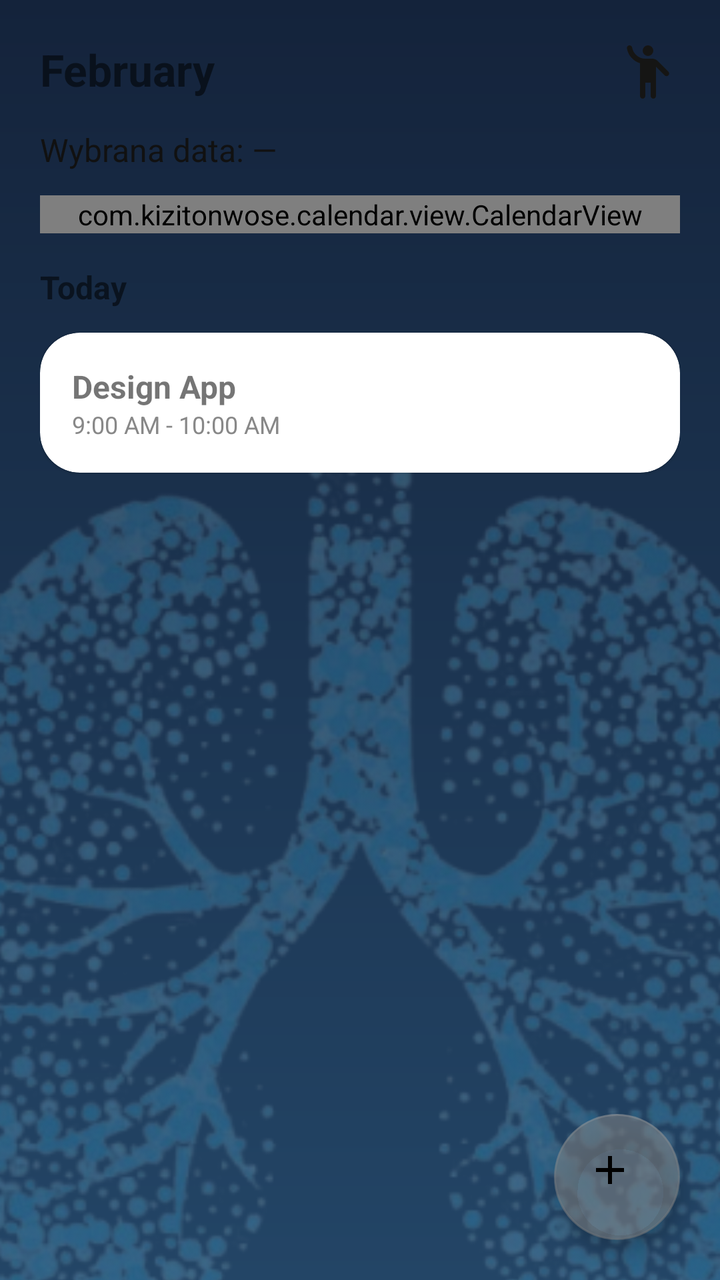
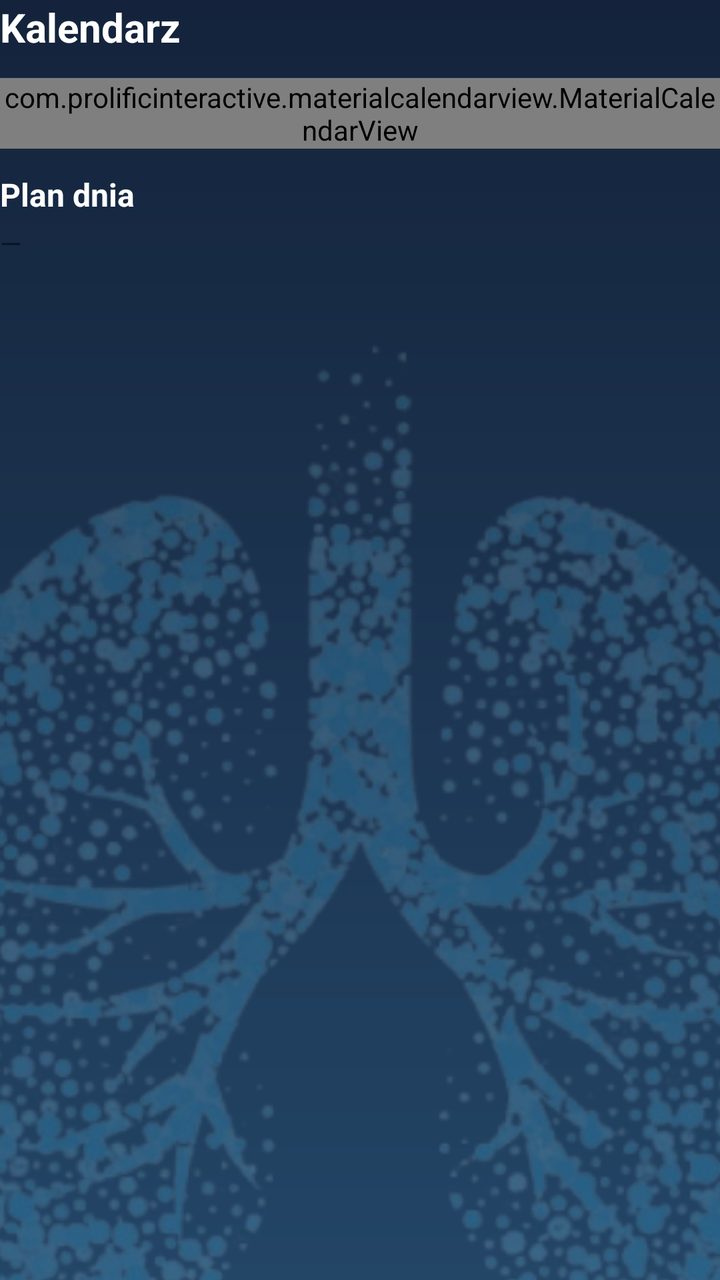

Screens rendered from an Android XML layout before and after an edit, with the pre-edit source and the edit as a unified diff.
<!-- AndroidManifest.xml: application theme Theme.MyApplication -->
<!-- res/layout/fragment_calendar.xml -->
<?xml version="1.0" encoding="utf-8"?>
<androidx.constraintlayout.widget.ConstraintLayout
    xmlns:android="http://schemas.android.com/apk/res/android"
    xmlns:app="http://schemas.android.com/apk/res-auto"
    xmlns:tools="http://schemas.android.com/tools"
    android:layout_width="match_parent"
    android:layout_height="match_parent"
    android:background="@drawable/gradient_bg">

    
    <ImageView
        android:id="@+id/bgLungsCalendar"
        android:layout_width="match_parent"
        android:layout_height="match_parent"
        android:src="@drawable/lungs"
        android:scaleType="centerCrop"
        android:alpha="0.22"
        android:translationY="120dp"
        android:contentDescription="@null" />

    

    
    <ScrollView
        android:id="@+id/scrollContent"
        android:layout_width="0dp"
        android:layout_height="0dp"
        android:padding="20dp"
        app:layout_constraintBottom_toBottomOf="parent"
        app:layout_constraintEnd_toEndOf="parent"
        app:layout_constraintHorizontal_bias="0.0"
        app:layout_constraintStart_toStartOf="parent"
        app:layout_constraintTop_toTopOf="parent"
        app:layout_constraintVertical_bias="0.0">

        
        <LinearLayout
            android:layout_width="match_parent"
            android:layout_height="wrap_content"
            android:orientation="vertical">

            
            <androidx.constraintlayout.widget.ConstraintLayout
                android:layout_width="match_parent"
                android:layout_height="wrap_content">

                <TextView
                    android:id="@+id/tvMonth"
                    android:layout_width="wrap_content"
                    android:layout_height="wrap_content"
                    android:text="February"
                    android:textSize="22sp"
                    android:textStyle="bold"
                    app:layout_constraintStart_toStartOf="parent"
                    app:layout_constraintTop_toTopOf="parent" />

                <ImageView
                    android:id="@+id/btnProfile"
                    android:layout_width="32dp"
                    android:layout_height="32dp"
                    android:src="@drawable/round_emoji_people_24"
                    app:layout_constraintEnd_toEndOf="parent"
                    app:layout_constraintTop_toTopOf="parent" />

            </androidx.constraintlayout.widget.ConstraintLayout>

            <TextView
                android:id="@+id/tvSelectedDate"
                android:layout_width="match_parent"
                android:layout_height="wrap_content"
                android:paddingTop="12dp"
                android:text="Wybrana data: —"
                android:textColor="#111"
                android:textSize="16sp" />

            <com.kizitonwose.calendar.view.CalendarView
                android:id="@+id/calendarView"
                android:layout_width="match_parent"
                android:layout_height="wrap_content"
                android:layout_marginTop="12dp" />

            
            <TextView
                android:id="@+id/tvToday"
                android:layout_width="wrap_content"
                android:layout_height="wrap_content"
                android:layout_marginTop="16dp"
                android:text="Today"
                android:textSize="16sp"
                android:textStyle="bold" />

            
            <com.google.android.material.card.MaterialCardView
                android:layout_width="match_parent"
                android:layout_height="wrap_content"
                android:layout_marginTop="12dp"
                app:cardCornerRadius="20dp">

                <LinearLayout
                    android:layout_width="match_parent"
                    android:layout_height="wrap_content"
                    android:orientation="vertical"
                    android:padding="16dp">

                    <TextView
                        android:layout_width="wrap_content"
                        android:layout_height="wrap_content"
                        android:text="Design App"
                        android:textSize="16sp"
                        android:textStyle="bold" />

                    <TextView
                        android:layout_width="wrap_content"
                        android:layout_height="wrap_content"
                        android:text="9:00 AM - 10:00 AM"
                        android:textColor="#888888"
                        android:textSize="12sp" />

                </LinearLayout>
            </com.google.android.material.card.MaterialCardView>

            
            <View
                android:layout_width="match_parent"
                android:layout_height="80dp" />

        </LinearLayout>
    </ScrollView>

    <com.google.android.material.floatingactionbutton.FloatingActionButton
        android:id="@+id/fabAdd"
        android:layout_width="63dp"
        android:layout_height="63dp"
        android:layout_margin="20dp"
        android:src="@drawable/baseline_add_24"
        app:backgroundTint="#8888"
        app:layout_constraintBottom_toBottomOf="parent"
        app:layout_constraintEnd_toEndOf="parent" />

</androidx.constraintlayout.widget.ConstraintLayout>
<!-- resources referenced by this layout -->
<resources>
  <!-- drawable baseline_add_24 (drawable) -->
  <vector xmlns:android="http://schemas.android.com/apk/res/android" android:height="24dp" android:tint="#000000" android:viewportHeight="24" android:viewportWidth="24" android:width="24dp">
        
      <path android:fillColor="@android:color/white" android:pathData="M19,13h-6v6h-2v-6H5v-2h6V5h2v6h6v2z"/>
      
  </vector>
  <!-- drawable gradient_bg (drawable) -->
  <?xml version="1.0" encoding="utf-8"?>
  <shape xmlns:android="http://schemas.android.com/apk/res/android"
      android:shape="rectangle">
  
      <gradient
          android:startColor="#14233B"
          android:endColor="#234566"
          android:angle="270" />
  </shape>
  <!-- drawable lungs: png bitmap (drawable, 315991 bytes) -->
  <!-- drawable round_emoji_people_24 (drawable) -->
  <vector xmlns:android="http://schemas.android.com/apk/res/android" android:height="24dp" android:tint="#151514" android:viewportHeight="24" android:viewportWidth="24" android:width="24dp">
        
      <path android:fillColor="@android:color/white" android:pathData="M12,4m-2,0a2,2 0,1 1,4 0a2,2 0,1 1,-4 0"/>
        
      <path android:fillColor="@android:color/white" android:pathData="M15.89,8.11C15.5,7.72 14.83,7 13.53,7c-0.21,0 -1.42,0 -2.54,0C8.53,6.99 6.48,5.2 6.07,2.85C5.99,2.36 5.58,2 5.09,2h0c-0.61,0 -1.09,0.54 -1,1.14C4.53,5.8 6.47,7.95 9,8.71V21c0,0.55 0.45,1 1,1h0c0.55,0 1,-0.45 1,-1v-5h2v5c0,0.55 0.45,1 1,1h0c0.55,0 1,-0.45 1,-1V10.05l3.24,3.24c0.39,0.39 1.02,0.39 1.41,0v0c0.39,-0.39 0.39,-1.02 0,-1.41L15.89,8.11z"/>
      
  </vector>
  <style name="Theme.MyApplication" parent="Theme.MaterialComponents.DayNight.DarkActionBar">
          
          <item name="colorPrimary">@color/purple_500</item>
          <item name="colorPrimaryVariant">@color/purple_700</item>
          <item name="colorOnPrimary">@color/white</item>
          
          <item name="colorSecondary">@color/teal_200</item>
          <item name="colorSecondaryVariant">@color/teal_700</item>
          <item name="colorOnSecondary">@color/black</item>
          
          <item name="android:statusBarColor">?attr/colorPrimaryVariant</item>
          
      </style>
  <color name="purple_500">#FF6200EE</color>
  <color name="purple_700">#FF3700B3</color>
  <color name="white">#FFFFFFFF</color>
  <color name="teal_200">#FF03DAC5</color>
  <color name="teal_700">#FF018786</color>
  <color name="black">#FF000000</color>
</resources>

<!-- the commit's change to res/layout/fragment_calendar.xml (unified diff, before → after) -->
@@ -20,121 +20,62 @@
 
     
 
-    
-    <ScrollView
-        android:id="@+id/scrollContent"
+    <TextView
+        android:id="@+id/tvCalendarTitle"
+        android:layout_width="0dp"
+        android:layout_height="wrap_content"
+        android:text="Kalendarz"
+        android:textSize="20sp"
+        android:textStyle="bold"
+        android:textColor="@color/white"
+        app:layout_constraintTop_toTopOf="parent"
+        app:layout_constraintStart_toStartOf="parent"
+        app:layout_constraintEnd_toEndOf="parent"/>
+
+    <com.prolificinteractive.materialcalendarview.MaterialCalendarView
+        android:id="@+id/materialCalendar"
+        android:layout_width="0dp"
+        android:textColor="@color/white"
+        android:layout_height="wrap_content"
+        app:mcv_showOtherDates="all"
+        app:layout_constraintTop_toBottomOf="@id/tvCalendarTitle"
+        app:layout_constraintStart_toStartOf="parent"
+        app:layout_constraintEnd_toEndOf="parent"
+        android:layout_marginTop="12dp"/>
+
+    <TextView
+        android:id="@+id/tvDayPlanTitle"
+        android:layout_width="0dp"
+        android:layout_height="wrap_content"
+        android:text="Plan dnia"
+        android:textColor="@color/white"
+        android:textSize="16sp"
+        android:textStyle="bold"
+        android:layout_marginTop="12dp"
+        app:layout_constraintTop_toBottomOf="@id/materialCalendar"
+        app:layout_constraintStart_toStartOf="parent"
+        app:layout_constraintEnd_toEndOf="parent"/>
+
+    <TextView
+        android:id="@+id/tvSelectedDate"
+        android:layout_width="0dp"
+        android:layout_height="wrap_content"
+        android:text="—"
+        android:textSize="14sp"
+        android:layout_marginTop="4dp"
+        app:layout_constraintTop_toBottomOf="@id/tvDayPlanTitle"
+        app:layout_constraintStart_toStartOf="parent"
+        app:layout_constraintEnd_toEndOf="parent"/>
+
+    <androidx.recyclerview.widget.RecyclerView
+        android:id="@+id/rvDayTasks"
         android:layout_width="0dp"
         android:layout_height="0dp"
-        android:padding="20dp"
+        android:layout_marginTop="8dp"
+        android:textColor="@color/white"
+        app:layout_constraintTop_toBottomOf="@id/tvSelectedDate"
         app:layout_constraintBottom_toBottomOf="parent"
-        app:layout_constraintEnd_toEndOf="parent"
-        app:layout_constraintHorizontal_bias="0.0"
         app:layout_constraintStart_toStartOf="parent"
-        app:layout_constraintTop_toTopOf="parent"
-        app:layout_constraintVertical_bias="0.0">
-
-        
-        <LinearLayout
-            android:layout_width="match_parent"
-            android:layout_height="wrap_content"
-            android:orientation="vertical">
-
-            
-            <androidx.constraintlayout.widget.ConstraintLayout
-                android:layout_width="match_parent"
-                android:layout_height="wrap_content">
-
-                <TextView
-                    android:id="@+id/tvMonth"
-                    android:layout_width="wrap_content"
-                    android:layout_height="wrap_content"
-                    android:text="February"
-                    android:textSize="22sp"
-                    android:textStyle="bold"
-                    app:layout_constraintStart_toStartOf="parent"
-                    app:layout_constraintTop_toTopOf="parent" />
-
-                <ImageView
-                    android:id="@+id/btnProfile"
-                    android:layout_width="32dp"
-                    android:layout_height="32dp"
-                    android:src="@drawable/round_emoji_people_24"
-                    app:layout_constraintEnd_toEndOf="parent"
-                    app:layout_constraintTop_toTopOf="parent" />
-
-            </androidx.constraintlayout.widget.ConstraintLayout>
-
-            <TextView
-                android:id="@+id/tvSelectedDate"
-                android:layout_width="match_parent"
-                android:layout_height="wrap_content"
-                android:paddingTop="12dp"
-                android:text="Wybrana data: —"
-                android:textColor="#111"
-                android:textSize="16sp" />
-
-            <com.kizitonwose.calendar.view.CalendarView
-                android:id="@+id/calendarView"
-                android:layout_width="match_parent"
-                android:layout_height="wrap_content"
-                android:layout_marginTop="12dp" />
-
-            
-            <TextView
-                android:id="@+id/tvToday"
-                android:layout_width="wrap_content"
-                android:layout_height="wrap_content"
-                android:layout_marginTop="16dp"
-                android:text="Today"
-                android:textSize="16sp"
-                android:textStyle="bold" />
-
-            
-            <com.google.android.material.card.MaterialCardView
-                android:layout_width="match_parent"
-                android:layout_height="wrap_content"
-                android:layout_marginTop="12dp"
-                app:cardCornerRadius="20dp">
-
-                <LinearLayout
-                    android:layout_width="match_parent"
-                    android:layout_height="wrap_content"
-                    android:orientation="vertical"
-                    android:padding="16dp">
-
-                    <TextView
-                        android:layout_width="wrap_content"
-                        android:layout_height="wrap_content"
-                        android:text="Design App"
-                        android:textSize="16sp"
-                        android:textStyle="bold" />
-
-                    <TextView
-                        android:layout_width="wrap_content"
-                        android:layout_height="wrap_content"
-                        android:text="9:00 AM - 10:00 AM"
-                        android:textColor="#888888"
-                        android:textSize="12sp" />
-
-                </LinearLayout>
-            </com.google.android.material.card.MaterialCardView>
-
-            
-            <View
-                android:layout_width="match_parent"
-                android:layout_height="80dp" />
-
-        </LinearLayout>
-    </ScrollView>
-
-    <com.google.android.material.floatingactionbutton.FloatingActionButton
-        android:id="@+id/fabAdd"
-        android:layout_width="63dp"
-        android:layout_height="63dp"
-        android:layout_margin="20dp"
-        android:src="@drawable/baseline_add_24"
-        app:backgroundTint="#8888"
-        app:layout_constraintBottom_toBottomOf="parent"
-        app:layout_constraintEnd_toEndOf="parent" />
+        app:layout_constraintEnd_toEndOf="parent"/>
 
 </androidx.constraintlayout.widget.ConstraintLayout>
<!-- resource entries referenced after the edit -->
@@ -1,11 +1,5 @@
 <!-- resources referenced by this layout -->
 <resources>
-  <!-- drawable baseline_add_24 (drawable) -->
-  <vector xmlns:android="http://schemas.android.com/apk/res/android" android:height="24dp" android:tint="#000000" android:viewportHeight="24" android:viewportWidth="24" android:width="24dp">
-        
-      <path android:fillColor="@android:color/white" android:pathData="M19,13h-6v6h-2v-6H5v-2h6V5h2v6h6v2z"/>
-      
-  </vector>
   <!-- drawable gradient_bg (drawable) -->
   <?xml version="1.0" encoding="utf-8"?>
   <shape xmlns:android="http://schemas.android.com/apk/res/android"
@@ -17,14 +11,6 @@
           android:angle="270" />
   </shape>
   <!-- drawable lungs: png bitmap (drawable, 315991 bytes) -->
-  <!-- drawable round_emoji_people_24 (drawable) -->
-  <vector xmlns:android="http://schemas.android.com/apk/res/android" android:height="24dp" android:tint="#151514" android:viewportHeight="24" android:viewportWidth="24" android:width="24dp">
-        
-      <path android:fillColor="@android:color/white" android:pathData="M12,4m-2,0a2,2 0,1 1,4 0a2,2 0,1 1,-4 0"/>
-        
-      <path android:fillColor="@android:color/white" android:pathData="M15.89,8.11C15.5,7.72 14.83,7 13.53,7c-0.21,0 -1.42,0 -2.54,0C8.53,6.99 6.48,5.2 6.07,2.85C5.99,2.36 5.58,2 5.09,2h0c-0.61,0 -1.09,0.54 -1,1.14C4.53,5.8 6.47,7.95 9,8.71V21c0,0.55 0.45,1 1,1h0c0.55,0 1,-0.45 1,-1v-5h2v5c0,0.55 0.45,1 1,1h0c0.55,0 1,-0.45 1,-1V10.05l3.24,3.24c0.39,0.39 1.02,0.39 1.41,0v0c0.39,-0.39 0.39,-1.02 0,-1.41L15.89,8.11z"/>
-      
-  </vector>
   <style name="Theme.MyApplication" parent="Theme.MaterialComponents.DayNight.DarkActionBar">
           
           <item name="colorPrimary">@color/purple_500</item>
